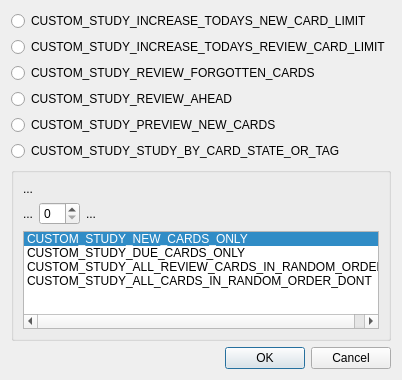
Before: the Qt Designer form qt/aqt/forms/customstudy.ui in ankitects/anki, drawn with Qt 5.
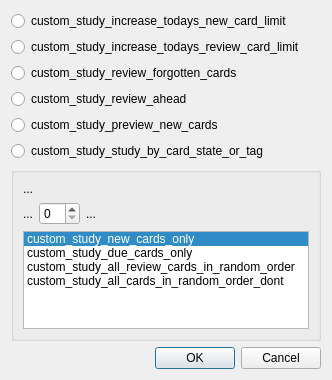
After: the same form once the commit is applied.

The edit to the form file:
```diff
--- a/qt/aqt/forms/customstudy.ui
+++ b/qt/aqt/forms/customstudy.ui
@@ -19,42 +19,42 @@
      <item row="3" column="0">
       <widget class="QRadioButton" name="radioAhead">
        <property name="text">
-        <string>CUSTOM_STUDY_REVIEW_AHEAD</string>
+        <string>custom_study_review_ahead</string>
        </property>
       </widget>
      </item>
      <item row="2" column="0">
       <widget class="QRadioButton" name="radioForgot">
        <property name="text">
-        <string>CUSTOM_STUDY_REVIEW_FORGOTTEN_CARDS</string>
+        <string>custom_study_review_forgotten_cards</string>
        </property>
       </widget>
      </item>
      <item row="0" column="0">
       <widget class="QRadioButton" name="radioNew">
        <property name="text">
-        <string>CUSTOM_STUDY_INCREASE_TODAYS_NEW_CARD_LIMIT</string>
+        <string>custom_study_increase_todays_new_card_limit</string>
        </property>
       </widget>
      </item>
      <item row="1" column="0">
       <widget class="QRadioButton" name="radioRev">
        <property name="text">
-        <string>CUSTOM_STUDY_INCREASE_TODAYS_REVIEW_CARD_LIMIT</string>
+        <string>custom_study_increase_todays_review_card_limit</string>
        </property>
       </widget>
      </item>
      <item row="5" column="0">
       <widget class="QRadioButton" name="radioCram">
        <property name="text">
-        <string>CUSTOM_STUDY_STUDY_BY_CARD_STATE_OR_TAG</string>
+        <string>custom_study_study_by_card_state_or_tag</string>
        </property>
       </widget>
      </item>
      <item row="4" column="0">
       <widget class="QRadioButton" name="radioPreview">
        <property name="text">
-        <string>CUSTOM_STUDY_PREVIEW_NEW_CARDS</string>
+        <string>custom_study_preview_new_cards</string>
        </property>
       </widget>
      </item>
@@ -114,22 +114,22 @@
         </property>
         <item>
          <property name="text">
-          <string>CUSTOM_STUDY_NEW_CARDS_ONLY</string>
+          <string>custom_study_new_cards_only</string>
          </property>
         </item>
         <item>
          <property name="text">
-          <string>CUSTOM_STUDY_DUE_CARDS_ONLY</string>
+          <string>custom_study_due_cards_only</string>
          </property>
         </item>
         <item>
          <property name="text">
-          <string>CUSTOM_STUDY_ALL_REVIEW_CARDS_IN_RANDOM_ORDER</string>
+          <string>custom_study_all_review_cards_in_random_order</string>
          </property>
         </item>
         <item>
          <property name="text">
-          <string>CUSTOM_STUDY_ALL_CARDS_IN_RANDOM_ORDER_DONT</string>
+          <string>custom_study_all_cards_in_random_order_dont</string>
          </property>
         </item>
        </widget>
```
Left out of the diff: 2 changed lines with no effect on the pictures.
